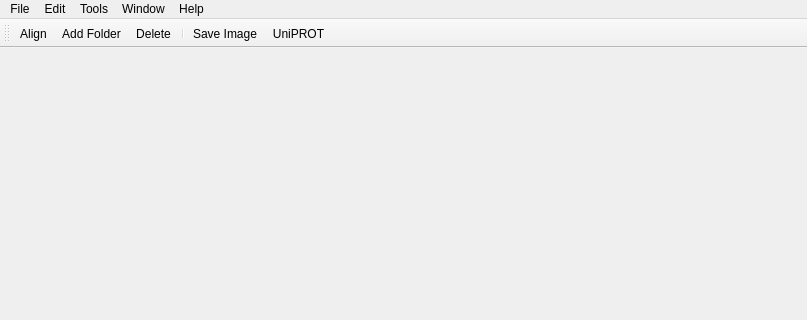
First picture: the form in linnaeo/ui/linnaeo.ui, repository beowulfey/pylinnaeo, before the edit; both pictures show x 0 to 807 and y 0 to 320 of the 807 by 636 pixel window.
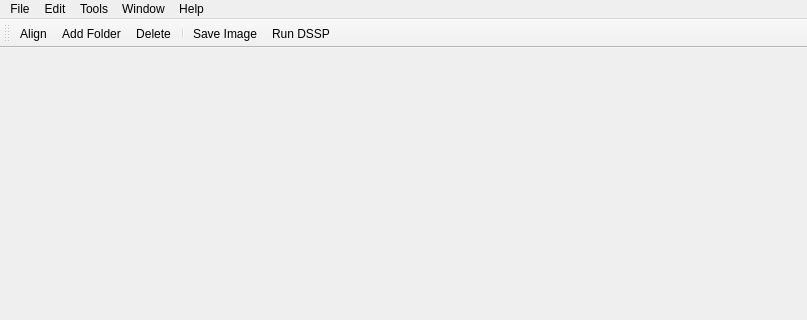
Second picture: the form after the edit.

Commit message: Secondary structure for alignment windows. Buggy though.

Patch:
```diff
--- a/linnaeo/ui/linnaeo.ui
+++ b/linnaeo/ui/linnaeo.ui
@@ -185,7 +185,7 @@
    <addaction name="actionDelete"/>
    <addaction name="separator"/>
    <addaction name="actionSave_Image"/>
-   <addaction name="actionUniPROT"/>
+   <addaction name="actionDSSP"/>
   </widget>
   <action name="actionAlign">
    <property name="text">
@@ -389,9 +389,15 @@
     <string>Open window settings pane</string>
    </property>
   </action>
-  <action name="actionUniPROT">
+  <action name="actionDSSP">
+   <property name="enabled">
+    <bool>true</bool>
+   </property>
    <property name="text">
-    <string>UniPROT</string>
+    <string>Run DSSP</string>
+   </property>
+   <property name="toolTip">
+    <string>Get secondary structure for selected sequence. </string>
    </property>
   </action>
  </widget>
```
The commit also changes 4 other files.
